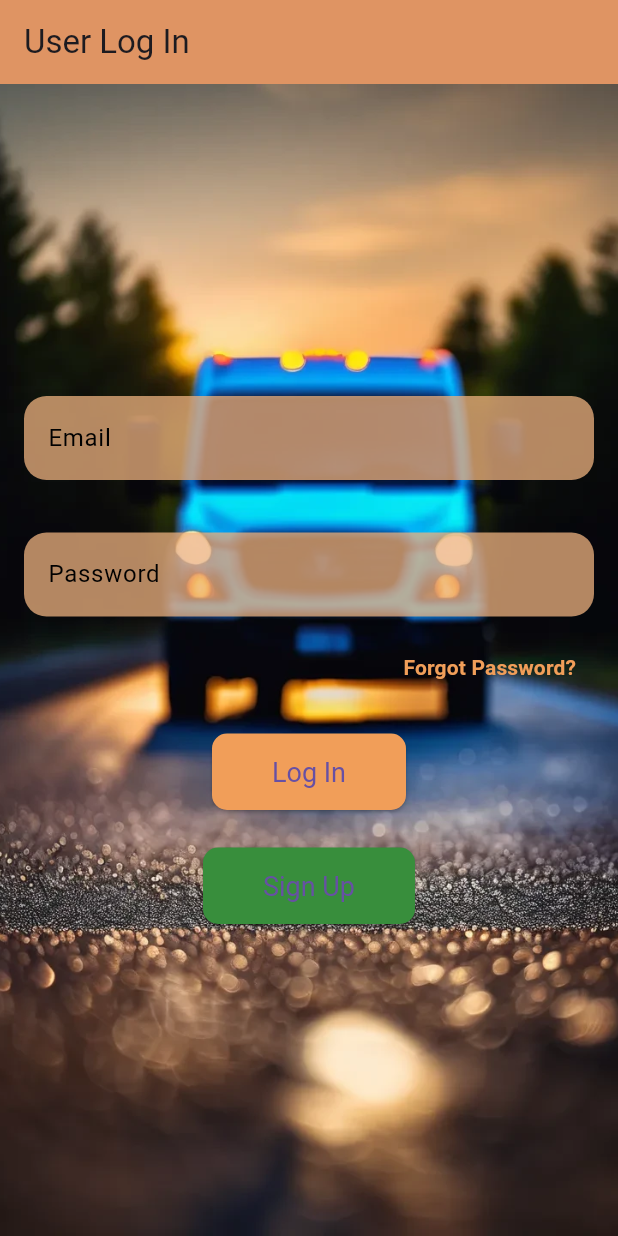
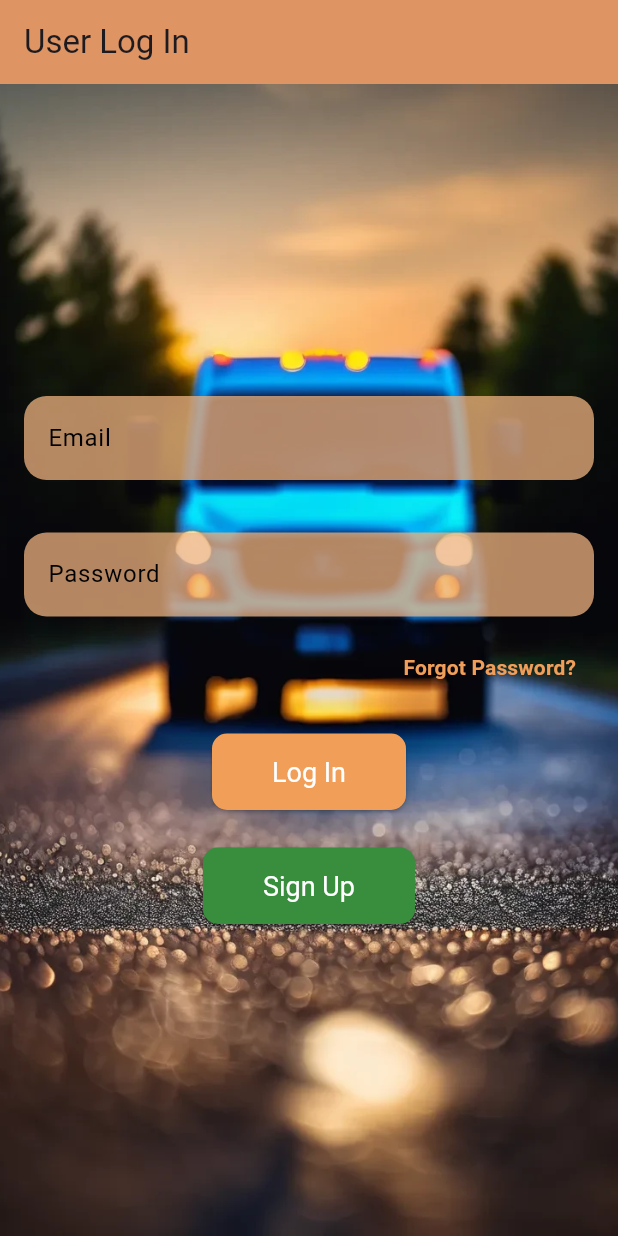
Before and after one commit to mfortelnyy/truckproFlutter, a Flutter app: the screen it shows after launch, on a phone screen of 412 x 824 dp. Run offline on Flutter 3.47's test engine with Material 3 defaults, Android fonts, the phone set to English and light mode, and no system bars; our stand-ins replace file_picker, fl_chart, jwt_decoder, stop_watch_timer; missing offline and left inert: dart:ffi.

Commit message:
Add styling to button text

```diff
--- a/truckpro/lib/views/user_signin_page.dart
+++ b/truckpro/lib/views/user_signin_page.dart
@@ -178,7 +178,7 @@ class SignInPageState extends State<SignInPage> {
                       ),
                       textStyle: const TextStyle(fontSize: 18, color: Colors.white),
                     ),
-                    child: const Text('Log In'),
+                    child: const Text('Log In', style: TextStyle(color:Colors.white ),),
                   ),
 
                   const SizedBox(height: 25),
@@ -195,7 +195,7 @@ class SignInPageState extends State<SignInPage> {
                       ),
                       textStyle: const TextStyle(fontSize: 18, color: Colors.white),
                     ),
-                    child: const Text('Sign Up'),
+                    child: const Text('Sign Up', style: TextStyle(color:Colors.white ),),
                   ),
                 ],
               ),
```
